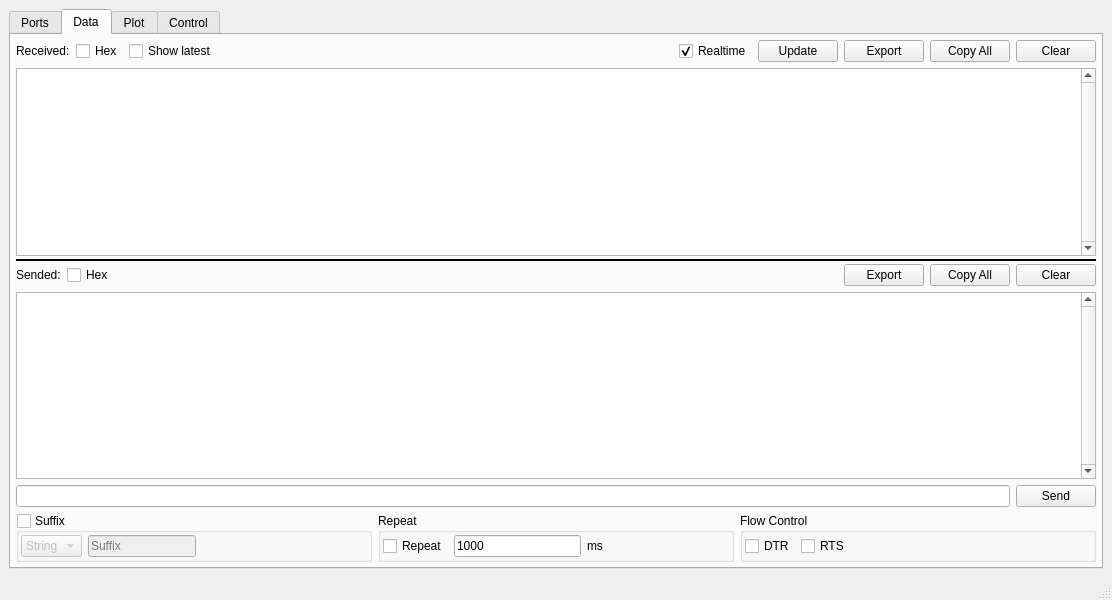
wh201906/SerialTest, file mainwindow.ui: the form before one commit.
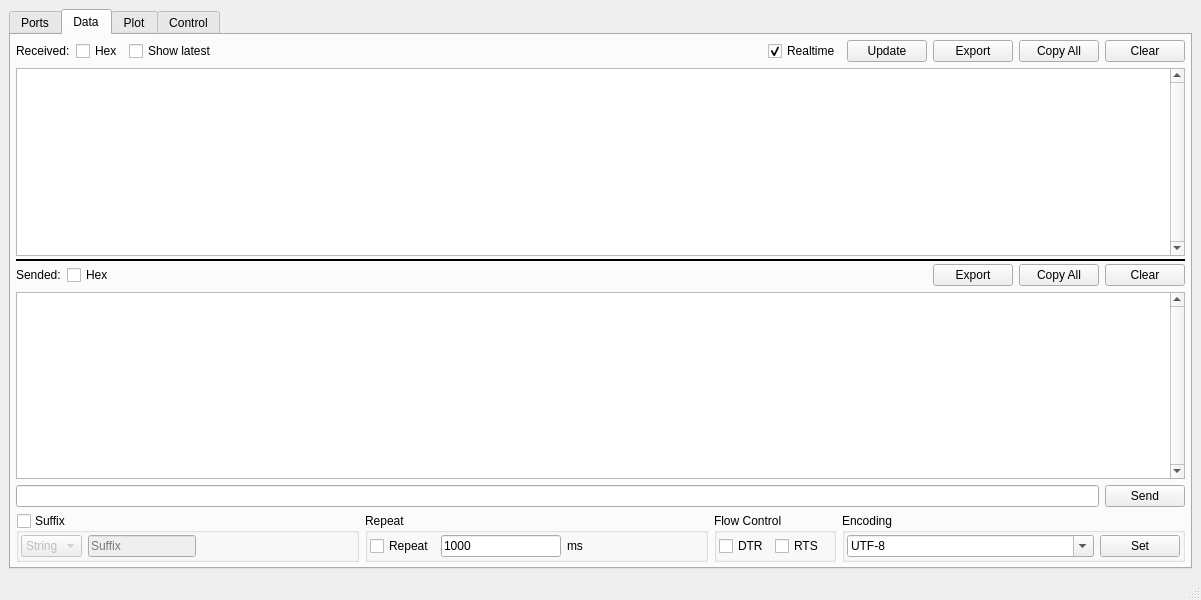
The form after the commit. The open tabs and pages were chosen to show the change. Custom widgets are drawn as their Qt base class.

Commit message:
Basic encoding support
GB18030(GB2312, GBK), UTF-8, BIG5, ...

```diff
--- a/mainwindow.ui
+++ b/mainwindow.ui
@@ -6,7 +6,7 @@
    <rect>
     <x>0</x>
     <y>0</y>
-    <width>1112</width>
+    <width>1201</width>
     <height>600</height>
    </rect>
   </property>
@@ -630,8 +630,8 @@
                </property>
                <property name="sizeHint" stdset="0">
                 <size>
-                 <width>40</width>
-                 <height>1</height>
+                 <width>0</width>
+                 <height>0</height>
                 </size>
                </property>
               </spacer>
@@ -688,8 +688,8 @@
                </property>
                <property name="sizeHint" stdset="0">
                 <size>
-                 <width>40</width>
-                 <height>1</height>
+                 <width>0</width>
+                 <height>0</height>
                 </size>
                </property>
               </spacer>
@@ -734,17 +734,67 @@
                <property name="orientation">
                 <enum>Qt::Horizontal</enum>
                </property>
-               <property name="sizeHint" stdset="0">
-                <size>
-                 <width>40</width>
-                 <height>1</height>
-                </size>
-               </property>
               </spacer>
              </item>
             </layout>
            </widget>
           </item>
+          <item>
+           <widget class="QGroupBox" name="data_encodingBox">
+            <property name="title">
+             <string>Encoding</string>
+            </property>
+            <layout class="QHBoxLayout" name="horizontalLayout_13">
+             <property name="leftMargin">
+              <number>2</number>
+             </property>
+             <property name="topMargin">
+              <number>2</number>
+             </property>
+             <property name="rightMargin">
+              <number>2</number>
+             </property>
+             <property name="bottomMargin">
+              <number>2</number>
+             </property>
+             <item>
+              <widget class="QComboBox" name="data_encodingNameBox">
+               <property name="sizePolicy">
+                <sizepolicy hsizetype="Expanding" vsizetype="Fixed">
+                 <horstretch>0</horstretch>
+                 <verstretch>0</verstretch>
+                </sizepolicy>
+               </property>
+               <property name="editable">
+                <bool>true</bool>
+               </property>
+               <item>
+                <property name="text">
+                 <string>UTF-8</string>
+                </property>
+               </item>
+               <item>
+                <property name="text">
+                 <string>GB18030</string>
+                </property>
+               </item>
+               <item>
+                <property name="text">
+                 <string>BIG5</string>
+                </property>
+               </item>
+              </widget>
+             </item>
+             <item>
+              <widget class="QPushButton" name="data_encodingSetButton">
+               <property name="text">
+                <string>Set</string>
+               </property>
+              </widget>
+             </item>
+            </layout>
+           </widget>
+          </item>
          </layout>
         </item>
        </layout>
```
Left out of the diff: 4 changed lines with no effect on the pictures. The commit also changes 4 other files.
